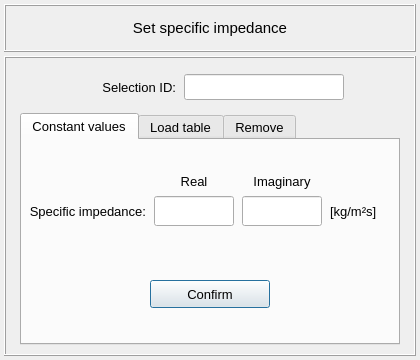
Above: pulse/interface/data/ui_files/model/setup/acoustic/specific_impedance_input.ui from open-pulse/OpenPulse before the change. Below: the same form after it.
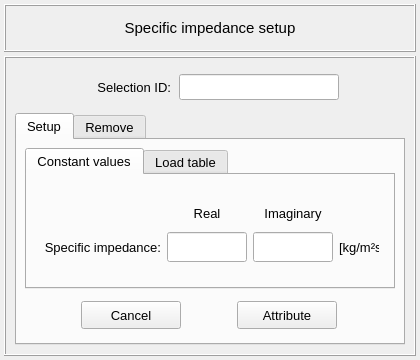
That is the form after the change.

Commit message: Adds a cancel button on the acoustic model window inputs

Patch:
```diff
--- a/pulse/interface/data/ui_files/model/setup/acoustic/specific_impedance_input.ui
+++ b/pulse/interface/data/ui_files/model/setup/acoustic/specific_impedance_input.ui
@@ -42,7 +42,7 @@
    <enum>Qt::DefaultContextMenu</enum>
   </property>
   <property name="windowTitle">
-   <string>Set specific impedance</string>
+   <string>Specific impedance setup</string>
   </property>
   <property name="whatsThis">
    <string/>
@@ -99,7 +99,7 @@
          </font>
         </property>
         <property name="text">
-         <string>Set specific impedance</string>
+         <string>Specific impedance setup</string>
         </property>
         <property name="textFormat">
          <enum>Qt::AutoText</enum>
@@ -267,7 +267,7 @@
        </widget>
       </item>
       <item row="1" column="0">
-       <widget class="QTabWidget" name="tabWidget_specific_impedance">
+       <widget class="QTabWidget" name="tabWidget_main">
         <property name="minimumSize">
          <size>
           <width>360</width>
@@ -276,7 +276,7 @@
         </property>
         <property name="maximumSize">
          <size>
-          <width>380</width>
+          <width>420</width>
           <height>16777215</height>
          </size>
         </property>
@@ -288,155 +288,43 @@
         <property name="currentIndex">
          <number>0</number>
         </property>
-        <widget class="QWidget" name="tab_constant_values">
+        <widget class="QWidget" name="tab_setup">
          <attribute name="title">
-          <string>Constant values</string>
+          <string>Setup</string>
          </attribute>
          <layout class="QGridLayout" name="gridLayout_12">
           <property name="leftMargin">
-           <number>2</number>
+           <number>8</number>
           </property>
           <property name="topMargin">
-           <number>2</number>
+           <number>8</number>
           </property>
           <property name="rightMargin">
-           <number>2</number>
+           <number>8</number>
           </property>
           <property name="bottomMargin">
-           <number>2</number>
+           <number>4</number>
           </property>
           <property name="spacing">
            <number>2</number>
-          </property>
-          <item row="1" column="0">
-           <widget class="QFrame" name="frame_7">
-            <property name="minimumSize">
-             <size>
-              <width>0</width>
-              <height>80</height>
-             </size>
-            </property>
-            <property name="maximumSize">
-             <size>
-              <width>400</width>
-              <height>80</height>
-             </size>
-            </property>
-            <property name="frameShape">
-             <enum>QFrame::NoFrame</enum>
-            </property>
-            <property name="frameShadow">
-             <enum>QFrame::Raised</enum>
-            </property>
-            <layout class="QGridLayout" name="gridLayout_11">
-             <property name="leftMargin">
-              <number>0</number>
-             </property>
-             <property name="topMargin">
-              <number>0</number>
-             </property>
-             <property name="rightMargin">
-              <number>0</number>
-             </property>
-             <property name="bottomMargin">
-              <number>0</number>
-             </property>
-             <property name="spacing">
-              <number>0</number>
              </property>
              <item row="0" column="0">
-              <widget class="QPushButton" name="pushButton_constant_values">
-               <property name="minimumSize">
-                <size>
-                 <width>120</width>
-                 <height>28</height>
-                </size>
-               </property>
-               <property name="maximumSize">
-                <size>
-                 <width>120</width>
-                 <height>28</height>
-                </size>
-               </property>
+           <widget class="QTabWidget" name="tabWidget_inputs">
                <property name="font">
                 <font>
-                 <family>MS Shell Dlg 2</family>
                  <pointsize>10</pointsize>
-                 <weight>50</weight>
-                 <italic>false</italic>
-                 <bold>false</bold>
-                </font>
-               </property>
-               <property name="styleSheet">
-                <string notr="true"/>
-               </property>
-               <property name="text">
-                <string>Confirm</string>
-               </property>
-              </widget>
-             </item>
-            </layout>
-           </widget>
-          </item>
-          <item row="0" column="0">
-           <widget class="QFrame" name="frame_8">
-            <property name="minimumSize">
-             <size>
-              <width>0</width>
-              <height>100</height>
-             </size>
-            </property>
-            <property name="maximumSize">
-             <size>
-              <width>400</width>
-              <height>100</height>
-             </size>
-            </property>
-            <property name="font">
-             <font>
-              <pointsize>11</pointsize>
-             </font>
-            </property>
-            <property name="frameShape">
-             <enum>QFrame::NoFrame</enum>
-            </property>
-            <property name="frameShadow">
-             <enum>QFrame::Raised</enum>
-            </property>
-            <layout class="QGridLayout" name="gridLayout">
-             <property name="leftMargin">
+             </font>
+            </property>
+            <property name="currentIndex">
               <number>0</number>
              </property>
-             <property name="topMargin">
-              <number>0</number>
-             </property>
-             <property name="rightMargin">
-              <number>0</number>
-             </property>
-             <property name="bottomMargin">
-              <number>0</number>
-             </property>
-             <property name="horizontalSpacing">
-              <number>6</number>
-             </property>
-             <property name="verticalSpacing">
-              <number>2</number>
-             </property>
-             <item row="0" column="1">
-              <spacer name="verticalSpacer_3">
-               <property name="orientation">
-                <enum>Qt::Vertical</enum>
-               </property>
-               <property name="sizeHint" stdset="0">
-                <size>
-                 <width>20</width>
-                 <height>40</height>
-                </size>
-               </property>
-              </spacer>
-             </item>
+            <widget class="QWidget" name="tab_constant">
+             <attribute name="title">
+              <string>Constant values</string>
+             </attribute>
+             <layout class="QGridLayout" name="gridLayout_15">
              <item row="2" column="2">
-              <widget class="QLineEdit" name="lineEdit_imag_value">
+               <widget class="QLineEdit" name="lineEdit_real_value">
                <property name="minimumSize">
                 <size>
                  <width>80</width>
@@ -466,100 +354,7 @@
                </property>
               </widget>
              </item>
-             <item row="2" column="3">
-              <widget class="QLabel" name="label_21">
-               <property name="minimumSize">
-                <size>
-                 <width>60</width>
-                 <height>30</height>
-                </size>
-               </property>
-               <property name="maximumSize">
-                <size>
-                 <width>60</width>
-                 <height>30</height>
-                </size>
-               </property>
-               <property name="font">
-                <font>
-                 <family>MS Shell Dlg 2</family>
-                 <pointsize>10</pointsize>
-                 <weight>50</weight>
-                 <italic>false</italic>
-                 <bold>false</bold>
-                </font>
-               </property>
-               <property name="text">
-                <string>[kg/m²s]</string>
-               </property>
-               <property name="alignment">
-                <set>Qt::AlignLeading|Qt::AlignLeft|Qt::AlignVCenter</set>
-               </property>
-              </widget>
-             </item>
-             <item row="2" column="0">
-              <widget class="QLabel" name="label_18">
-               <property name="minimumSize">
-                <size>
-                 <width>120</width>
-                 <height>30</height>
-                </size>
-               </property>
-               <property name="maximumSize">
-                <size>
-                 <width>120</width>
-                 <height>30</height>
-                </size>
-               </property>
-               <property name="font">
-                <font>
-                 <family>MS Shell Dlg 2</family>
-                 <pointsize>10</pointsize>
-                 <weight>50</weight>
-                 <italic>false</italic>
-                 <bold>false</bold>
-                </font>
-               </property>
-               <property name="text">
-                <string>Specific impedance:</string>
-               </property>
-               <property name="alignment">
-                <set>Qt::AlignRight|Qt::AlignTrailing|Qt::AlignVCenter</set>
-               </property>
-              </widget>
-             </item>
              <item row="1" column="2">
-              <widget class="QLabel" name="label_20">
-               <property name="minimumSize">
-                <size>
-                 <width>80</width>
-                 <height>26</height>
-                </size>
-               </property>
-               <property name="maximumSize">
-                <size>
-                 <width>80</width>
-                 <height>26</height>
-                </size>
-               </property>
-               <property name="font">
-                <font>
-                 <family>MS Shell Dlg 2</family>
-                 <pointsize>10</pointsize>
-                 <weight>50</weight>
-                 <italic>false</italic>
-                 <bold>false</bold>
-                </font>
-               </property>
-               <property name="text">
-                <string>Imaginary</string>
-               </property>
-               <property name="alignment">
-                <set>Qt::AlignCenter</set>
-               </property>
-              </widget>
-             </item>
-             <item row="1" column="1">
               <widget class="QLabel" name="label_4">
                <property name="minimumSize">
                 <size>
@@ -590,65 +385,159 @@
                </property>
               </widget>
              </item>
-             <item row="2" column="1">
-              <widget class="QLineEdit" name="lineEdit_real_value">
-               <property name="minimumSize">
-                <size>
-                 <width>80</width>
-                 <height>30</height>
-                </size>
-               </property>
-               <property name="maximumSize">
-                <size>
-                 <width>80</width>
-                 <height>30</height>
-                </size>
-               </property>
-               <property name="font">
-                <font>
-                 <family>MS Shell Dlg 2</family>
-                 <pointsize>10</pointsize>
-                 <weight>50</weight>
-                 <italic>false</italic>
-                 <bold>false</bold>
-                </font>
-               </property>
-               <property name="styleSheet">
-                <string notr="true"/>
-               </property>
-               <property name="alignment">
-                <set>Qt::AlignCenter</set>
-               </property>
-              </widget>
-             </item>
              <item row="1" column="3">
-              <widget class="QFrame" name="frame_15">
-               <property name="frameShape">
-                <enum>QFrame::NoFrame</enum>
-               </property>
-               <property name="frameShadow">
-                <enum>QFrame::Raised</enum>
-               </property>
-              </widget>
-             </item>
-             <item row="1" column="0">
-              <widget class="QFrame" name="frame_14">
+               <widget class="QLabel" name="label_20">
+                <property name="minimumSize">
+                 <size>
+                  <width>80</width>
+                  <height>26</height>
+                 </size>
+                </property>
+                <property name="maximumSize">
+                 <size>
+                  <width>80</width>
+                  <height>26</height>
+                 </size>
+                </property>
+                <property name="font">
+                 <font>
+                  <family>MS Shell Dlg 2</family>
+                  <pointsize>10</pointsize>
+                  <weight>50</weight>
+                  <italic>false</italic>
+                  <bold>false</bold>
+                 </font>
+                </property>
+                <property name="text">
+                 <string>Imaginary</string>
+                </property>
+                <property name="alignment">
+                 <set>Qt::AlignCenter</set>
+                </property>
+               </widget>
+              </item>
+              <item row="2" column="1">
+               <widget class="QLabel" name="label_18">
+                <property name="minimumSize">
+                 <size>
+                  <width>120</width>
+                  <height>30</height>
+                 </size>
+                </property>
+                <property name="maximumSize">
+                 <size>
+                  <width>120</width>
+                  <height>30</height>
+                 </size>
+                </property>
                <property name="font">
                 <font>
-                 <pointsize>8</pointsize>
-                </font>
-               </property>
-               <property name="frameShape">
-                <enum>QFrame::NoFrame</enum>
-               </property>
-               <property name="frameShadow">
-                <enum>QFrame::Raised</enum>
+                  <family>MS Shell Dlg 2</family>
+                  <pointsize>10</pointsize>
+                  <weight>50</weight>
+                  <italic>false</italic>
+                  <bold>false</bold>
+                 </font>
+                </property>
+                <property name="text">
+                 <string>Specific impedance:</string>
+                </property>
+                <property name="alignment">
+                 <set>Qt::AlignRight|Qt::AlignTrailing|Qt::AlignVCenter</set>
                </property>
               </widget>
              </item>
-             <item row="3" column="1">
-              <spacer name="verticalSpacer_4">
+              <item row="2" column="3">
+               <widget class="QLineEdit" name="lineEdit_imag_value">
+                <property name="minimumSize">
+                 <size>
+                  <width>80</width>
+                  <height>30</height>
+                 </size>
+                </property>
+                <property name="maximumSize">
+                 <size>
+                  <width>80</width>
+                  <height>30</height>
+                 </size>
+                </property>
+                <property name="font">
+                 <font>
+                  <family>MS Shell Dlg 2</family>
+                  <pointsize>10</pointsize>
+                  <weight>50</weight>
+                  <italic>false</italic>
+                  <bold>false</bold>
+                 </font>
+                </property>
+                <property name="styleSheet">
+                 <string notr="true"/>
+                </property>
+                <property name="alignment">
+                 <set>Qt::AlignCenter</set>
+                </property>
+               </widget>
+              </item>
+              <item row="2" column="5">
+               <spacer name="horizontalSpacer_8">
                <property name="orientation">
+                 <enum>Qt::Horizontal</enum>
+                </property>
+                <property name="sizeHint" stdset="0">
+                 <size>
+                  <width>40</width>
+                  <height>20</height>
+                 </size>
+                </property>
+               </spacer>
+              </item>
+              <item row="2" column="0">
+               <spacer name="horizontalSpacer_7">
+                <property name="orientation">
+                 <enum>Qt::Horizontal</enum>
+                </property>
+                <property name="sizeHint" stdset="0">
+                 <size>
+                  <width>40</width>
+                  <height>20</height>
+                 </size>
+                </property>
+               </spacer>
+              </item>
+              <item row="2" column="4">
+               <widget class="QLabel" name="label_21">
+                <property name="minimumSize">
+                 <size>
+                  <width>0</width>
+                  <height>30</height>
+                 </size>
+                </property>
+                <property name="maximumSize">
+                 <size>
+                  <width>40</width>
+                  <height>30</height>
+                 </size>
+                </property>
+                <property name="font">
+                 <font>
+                  <family>MS Shell Dlg 2</family>
+                  <pointsize>10</pointsize>
+                  <weight>50</weight>
+                  <italic>false</italic>
+                  <bold>false</bold>
+                 </font>
+                </property>
+                <property name="text">
+                 <string>[kg/m²s]</string>
+                </property>
+                <property name="alignment">
+                 <set>Qt::AlignLeading|Qt::AlignLeft|Qt::AlignVCenter</set>
+                </property>
+               </widget>
+              </item>
+              <item row="3" column="2">
+               <spacer name="verticalSpacer">
+                <property name="orientation">
                 <enum>Qt::Vertical</enum>
                </property>
                <property name="sizeHint" stdset="0">
@@ -659,141 +548,27 @@
                </property>
               </spacer>
              </item>
-            </layout>
-           </widget>
+              <item row="0" column="2">
+               <spacer name="verticalSpacer_2">
+                <property name="orientation">
+                 <enum>Qt::Vertical</enum>
+                </property>
+                <property name="sizeHint" stdset="0">
+                 <size>
+                  <width>20</width>
+                  <height>40</height>
+                 </size>
+                </property>
+               </spacer>
           </item>
          </layout>
         </widget>
-        <widget class="QWidget" name="tab_load_tables">
+            <widget class="QWidget" name="tab_values">
          <attribute name="title">
           <string>Load table</string>
          </attribute>
-         <layout class="QGridLayout" name="gridLayout_3">
-          <property name="leftMargin">
-           <number>2</number>
-          </property>
-          <property name="topMargin">
-           <number>2</number>
-          </property>
-          <property name="rightMargin">
-           <number>2</number>
-          </property>
-          <property name="bottomMargin">
-           <number>2</number>
-          </property>
-          <property name="spacing">
-           <number>2</number>
-          </property>
-          <item row="2" column="0">
-           <widget class="QFrame" name="frame_10">
-            <property name="minimumSize">
-             <size>
-              <width>0</width>
-              <height>80</height>
-             </size>
-            </property>
-            <property name="maximumSize">
-             <size>
-              <width>400</width>
-              <height>80</height>
-             </size>
-            </property>
-            <property name="frameShape">
-             <enum>QFrame::NoFrame</enum>
-            </property>
-            <property name="frameShadow">
-             <enum>QFrame::Raised</enum>
-            </property>
-            <layout class="QGridLayout" name="gridLayout_13">
-             <property name="leftMargin">
-              <number>0</number>
-             </property>
-             <property name="topMargin">
-              <number>0</number>
-             </property>
-             <property name="rightMargin">
-              <number>0</number>
-             </property>
-             <property name="bottomMargin">
-              <number>0</number>
-             </property>
-             <property name="spacing">
-              <number>0</number>
-             </property>
-             <item row="1" column="0">
-              <widget class="QPushButton" name="pushButton_table_values">
-               <property name="minimumSize">
-                <size>
-                 <width>120</width>
-                 <height>28</height>
-                </size>
-               </property>
-               <property name="maximumSize">
-                <size>
-                 <width>120</width>
-                 <height>28</height>
-                </size>
-               </property>
-               <property name="font">
-                <font>
-                 <family>MS Shell Dlg 2</family>
-                 <pointsize>10</pointsize>
-                 <weight>50</weight>
-                 <italic>false</italic>
-                 <bold>false</bold>
-                </font>
-               </property>
-               <property name="styleSheet">
-                <string notr="true"/>
-               </property>
-               <property name="text">
-                <string>Confirm</string>
-               </property>
-              </widget>
-             </item>
-            </layout>
-           </widget>
-          </item>
+             <layout class="QGridLayout" name="gridLayout">
           <item row="0" column="0">
-           <widget class="QFrame" name="frame_9">
-            <property name="minimumSize">
-             <size>
-              <width>0</width>
-              <height>100</height>
-             </size>
-            </property>
-            <property name="maximumSize">
-             <size>
-              <width>400</width>
-              <height>100</height>
-             </size>
-            </property>
-            <property name="frameShape">
-             <enum>QFrame::NoFrame</enum>
-            </property>
-            <property name="frameShadow">
-             <enum>QFrame::Raised</enum>
-            </property>
-            <layout class="QGridLayout" name="gridLayout_2">
-             <property name="leftMargin">
-              <number>0</number>
-             </property>
-             <property name="topMargin">
-              <number>0</number>
-             </property>
-             <property name="rightMargin">
-              <number>0</number>
-             </property>
-             <property name="bottomMargin">
-              <number>0</number>
-             </property>
-             <property name="horizontalSpacing">
-              <number>6</number>
-             </property>
-             <property name="verticalSpacing">
-              <number>0</number>
-             </property>
-             <item row="0" column="0" colspan="3">
               <widget class="QFrame" name="frame">
                <property name="frameShape">
                 <enum>QFrame::NoFrame</enum>
@@ -915,7 +690,7 @@
                </layout>
               </widget>
              </item>
-             <item row="1" column="0" colspan="3">
+              <item row="1" column="0">
               <widget class="QFrame" name="frame_11">
                <property name="minimumSize">
                 <size>
@@ -1043,6 +818,114 @@
              </item>
             </layout>
            </widget>
+           </widget>
+          </item>
+          <item row="1" column="0">
+           <widget class="QFrame" name="frame_7">
+            <property name="minimumSize">
+             <size>
+              <width>0</width>
+              <height>48</height>
+             </size>
+            </property>
+            <property name="maximumSize">
+             <size>
+              <width>400</width>
+              <height>80</height>
+             </size>
+            </property>
+            <property name="frameShape">
+             <enum>QFrame::NoFrame</enum>
+            </property>
+            <property name="frameShadow">
+             <enum>QFrame::Raised</enum>
+            </property>
+            <layout class="QGridLayout" name="gridLayout_11">
+             <property name="leftMargin">
+              <number>4</number>
+             </property>
+             <property name="topMargin">
+              <number>4</number>
+             </property>
+             <property name="rightMargin">
+              <number>4</number>
+             </property>
+             <property name="bottomMargin">
+              <number>4</number>
+             </property>
+             <property name="spacing">
+              <number>4</number>
+             </property>
+             <item row="0" column="1">
+              <widget class="QPushButton" name="pushButton_attribute">
+               <property name="minimumSize">
+                <size>
+                 <width>100</width>
+                 <height>28</height>
+                </size>
+               </property>
+               <property name="maximumSize">
+                <size>
+                 <width>100</width>
+                 <height>28</height>
+                </size>
+               </property>
+               <property name="font">
+                <font>
+                 <family>MS Shell Dlg 2</family>
+                 <pointsize>10</pointsize>
+                 <weight>50</weight>
+                 <italic>false</italic>
+                 <bold>false</bold>
+                </font>
+               </property>
+               <property name="styleSheet">
+                <string notr="true"/>
+               </property>
+               <property name="text">
+                <string>Attribute</string>
+               </property>
+               <property name="autoDefault">
+                <bool>false</bool>
+               </property>
+              </widget>
+             </item>
+             <item row="0" column="0">
+              <widget class="QPushButton" name="pushButton_cancel">
+               <property name="minimumSize">
+                <size>
+                 <width>100</width>
+                 <height>28</height>
+                </size>
+               </property>
+               <property name="maximumSize">
+                <size>
+                 <width>100</width>
+                 <height>28</height>
+                </size>
+               </property>
+               <property name="font">
+                <font>
+                 <family>MS Shell Dlg 2</family>
+                 <pointsize>10</pointsize>
+                 <weight>50</weight>
+                 <italic>false</italic>
+                 <bold>false</bold>
+                </font>
+               </property>
+               <property name="styleSheet">
+                <string notr="true"/>
+               </property>
+               <property name="text">
+                <string>Cancel</string>
+               </property>
+               <property name="autoDefault">
+                <bool>false</bool>
+               </property>
+              </widget>
+             </item>
+            </layout>
+           </widget>
           </item>
          </layout>
         </widget>
@@ -1052,16 +935,16 @@
          </attribute>
          <layout class="QGridLayout" name="gridLayout_9">
           <property name="leftMargin">
-           <number>2</number>
+           <number>8</number>
           </property>
           <property name="topMargin">
            <number>8</number>
           </property>
           <property name="rightMargin">
-           <number>2</number>
+           <number>8</number>
           </property>
           <property name="bottomMargin">
-           <number>2</number>
+           <number>4</number>
           </property>
           <property name="spacing">
            <number>2</number>
@@ -1071,13 +954,13 @@
             <property name="minimumSize">
              <size>
               <width>320</width>
-              <height>40</height>
+              <height>48</height>
              </size>
             </property>
             <property name="maximumSize">
              <size>
-              <width>320</width>
-              <height>40</height>
+              <width>1000</width>
+              <height>48</height>
              </size>
             </property>
             <property name="frameShape">
@@ -1100,7 +983,7 @@
               <number>4</number>
              </property>
              <property name="horizontalSpacing">
-              <number>12</number>
+              <number>4</number>
              </property>
              <item row="0" column="0">
               <widget class="QPushButton" name="pushButton_reset">
@@ -1168,7 +1051,7 @@
            </widget>
           </item>
           <item row="0" column="0">
-           <widget class="QTreeWidget" name="treeWidget_specific_impedance">
+           <widget class="QTreeWidget" name="treeWidget_nodal_info">
             <property name="minimumSize">
              <size>
               <width>320</width>
@@ -1177,7 +1060,7 @@
             </property>
             <property name="maximumSize">
              <size>
-              <width>320</width>
+              <width>600</width>
               <height>200</height>
              </size>
             </property>
```
Lines whose indentation alone changed are shown as unchanged. The commit also changes 10 other files.
